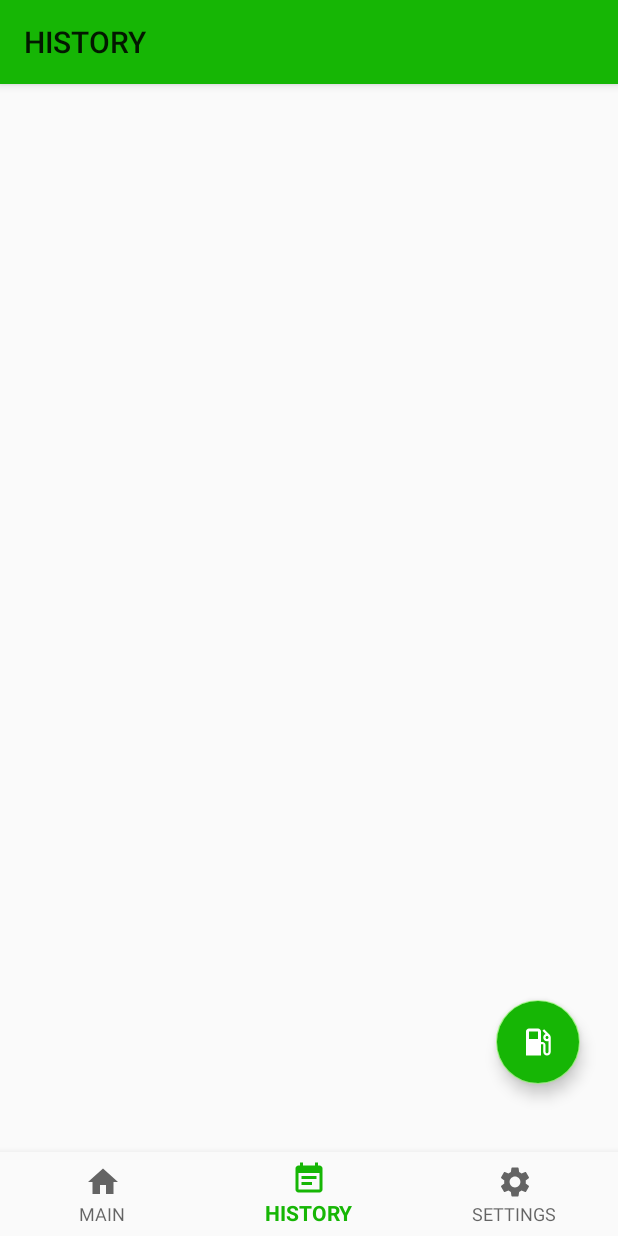
After one commit to Opelpe/VehicleExpensesApplication, an Android app: the HistoryFragment screen opened through its navigation route, on a phone screen of 412 x 824 dp. The commit adds this screen. Run offline under Robolectric (Android 15) with nearby library versions, the phone set to English and light mode, and no system bars; our stand-ins replace navigation-ui.

Commit message:
Added History fragment view

```diff
--- a/app/src/main/java/com/pepe/vehicleexpensesapplication/MainActivity.java
+++ b/app/src/main/java/com/pepe/vehicleexpensesapplication/MainActivity.java
@@ -10,5 +10,6 @@ public class MainActivity extends AppCompatActivity {
         super.onCreate(savedInstanceState);
         setContentView(R.layout.activity_main);
 
+
     }
 }
--- /dev/null
+++ b/app/src/main/java/com/pepe/vehicleexpensesapplication/ui/feautures/history/HistoryContract.java
@@ -0,0 +1,11 @@
+package com.pepe.vehicleexpensesapplication.ui.feautures.history;
+
+public interface HistoryContract {
+
+    interface View{
+
+    }
+
+    interface  Presenter{
+    }
+}
--- /dev/null
+++ b/app/src/main/java/com/pepe/vehicleexpensesapplication/ui/feautures/history/HistoryFragment.java
@@ -0,0 +1,47 @@
+package com.pepe.vehicleexpensesapplication.ui.feautures.history;
+
+import android.os.Bundle;
+import android.util.Log;
+import android.view.LayoutInflater;
+import android.view.View;
+import android.view.ViewGroup;
+
+import androidx.annotation.NonNull;
+import androidx.fragment.app.Fragment;
+import androidx.recyclerview.widget.LinearLayoutManager;
+import androidx.recyclerview.widget.RecyclerView;
+
+import com.pepe.vehicleexpensesapplication.databinding.FragmentHistoryBinding;
+
+public class HistoryFragment extends Fragment implements HistoryContract.View {
+
+    private static final String HISTORY_FRAGMENT_TAG = "HISTORY_FRAGMENT_TAG";
+
+    private FragmentHistoryBinding binding;
+
+    //    private HistoryFragment(){
+//        presenter = new HistoryPresenter(this);
+//    }
+    private HistoryContract.Presenter presenter;
+
+    public static HistoryFragment newInstance() {
+        return new HistoryFragment();
+    }
+
+    public View onCreateView(@NonNull LayoutInflater inflater,
+                             ViewGroup container, Bundle savedInstanceState) {
+
+        presenter = new HistoryPresenter(this);
+
+        binding = FragmentHistoryBinding.inflate(inflater, container, false);
+        View root = binding.getRoot();
+
+        return root;
+    }
+
+    @Override
+    public void onDestroyView() {
+        super.onDestroyView();
+        binding = null;
+    }
+}
--- /dev/null
+++ b/app/src/main/java/com/pepe/vehicleexpensesapplication/ui/feautures/history/HistoryPresenter.java
@@ -0,0 +1,11 @@
+package com.pepe.vehicleexpensesapplication.ui.feautures.history;
+
+public class HistoryPresenter implements HistoryContract.Presenter {
+
+    private HistoryContract.View view;
+
+    public HistoryPresenter(HistoryContract.View view) {
+        this.view = view;
+    }
+
+}
--- /dev/null
+++ b/app/src/main/res/layout/fragment_history.xml
@@ -0,0 +1,31 @@
+<?xml version="1.0" encoding="utf-8"?>
+<androidx.constraintlayout.widget.ConstraintLayout xmlns:android="http://schemas.android.com/apk/res/android"
+    xmlns:app="http://schemas.android.com/apk/res-auto"
+    xmlns:tools="http://schemas.android.com/tools"
+    android:layout_width="match_parent"
+    android:layout_height="match_parent"
+    tools:context=".ui.feautures.history.HistoryFragment">
+
+    <androidx.recyclerview.widget.RecyclerView
+        android:id="@+id/historyRecyclerView"
+        android:layout_width="match_parent"
+        android:layout_height="match_parent"
+        app:layout_constraintBottom_toTopOf="parent"
+        app:layout_constraintEnd_toEndOf="parent"
+        app:layout_constraintStart_toStartOf="parent"
+        app:layout_constraintTop_toTopOf="parent" />
+
+    <com.google.android.material.floatingactionbutton.FloatingActionButton
+        android:id="@+id/floatingRefillButton"
+        android:layout_width="wrap_content"
+        android:layout_height="wrap_content"
+        android:layout_marginEnd="25dp"
+        android:layout_marginBottom="45dp"
+        style="@style/green_round_button"
+        android:src="@drawable/ic_baseline_local_gas_station_24"
+        app:layout_constraintBottom_toBottomOf="parent"
+        app:layout_constraintEnd_toEndOf="parent"
+        tools:ignore="NotSibling"/>
+
+
+</androidx.constraintlayout.widget.ConstraintLayout>
--- a/app/src/main/res/navigation/mobile_navigation.xml
+++ b/app/src/main/res/navigation/mobile_navigation.xml
@@ -13,5 +13,12 @@
         tools:layout="@layout/fragment_main"
         />
 
+    <fragment
+        android:id="@+id/navigation_history"
+        android:name="com.pepe.vehicleexpensesapplication.ui.feautures.history.HistoryFragment"
+        android:label="@string/history_title"
+        tools:layout="@layout/fragment_history"
+        />
+
 
 </navigation>
--- /dev/null
+++ b/app/src/main/res/values/styles.xml
@@ -0,0 +1,29 @@
+<?xml version="1.0" encoding="utf-8"?>
+<resources xmlns:android="http://schemas.android.com/apk/res/android">
+    <style name="green_round_button" parent="Widget.AppCompat.ImageButton">
+        <item name="android:backgroundTint">@color/green</item>
+        <item name="android:background">@drawable/circle_button</item>
+        <item name="android:tint">@color/white</item>
+    </style>
+
+    <style name="green_tint" parent="Widget.AppCompat.ImageButton">
+        <item name="android:tint">@color/green </item>
+    </style>
+
+    <style name="green_backgroundTint" parent="Theme.AppCompat.DayNight">
+        <item name="android:backgroundTint">@color/green </item>
+    </style>
+
+    <style name="green_background" parent="Theme.AppCompat.DayNight">
+        <item name="android:background">@color/green </item>
+    </style>
+
+
+
+
+
+
+
+
+
+</resources>
```
